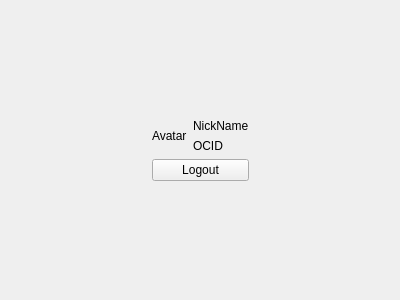
Before: the Qt Designer form client/pc/src/ui/account.ui in SkyUOI/OurChat, drawn with Qt 5.
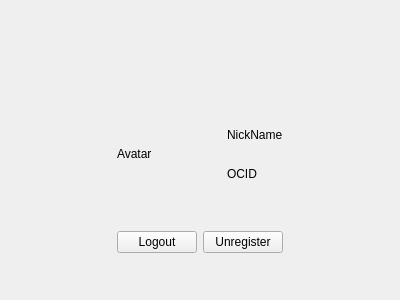
After: the same form once the commit is applied.

What changed in the file:
```diff
--- a/client/pc/src/ui/account.ui
+++ b/client/pc/src/ui/account.ui
@@ -13,22 +13,22 @@
   <property name="windowTitle">
    <string notr="true">Form</string>
   </property>
-  <layout class="QHBoxLayout" name="horizontalLayout_2">
+  <layout class="QHBoxLayout" name="horizontalLayout_3">
    <item>
-    <spacer name="horizontalSpacer">
+    <spacer name="horizontalSpacer_2">
      <property name="orientation">
       <enum>Qt::Horizontal</enum>
      </property>
      <property name="sizeHint" stdset="0">
       <size>
-       <width>134</width>
+       <width>102</width>
        <height>20</height>
       </size>
      </property>
     </spacer>
    </item>
    <item>
-    <layout class="QVBoxLayout" name="verticalLayout_2">
+    <layout class="QVBoxLayout" name="verticalLayout_2" stretch="3,2,1,1,1">
      <item>
       <spacer name="verticalSpacer_2">
        <property name="orientation">
@@ -51,6 +51,19 @@
          </property>
         </widget>
        </item>
+       <item>
+        <spacer name="horizontalSpacer">
+         <property name="orientation">
+          <enum>Qt::Horizontal</enum>
+         </property>
+         <property name="sizeHint" stdset="0">
+          <size>
+           <width>40</width>
+           <height>20</height>
+          </size>
+         </property>
+        </spacer>
+       </item>
        <item>
         <layout class="QVBoxLayout" name="verticalLayout">
          <item>
@@ -71,13 +84,6 @@
        </item>
       </layout>
      </item>
-     <item>
-      <widget class="QPushButton" name="logout_btn">
-       <property name="text">
-        <string notr="true">Logout</string>
-       </property>
-      </widget>
-     </item>
      <item>
       <spacer name="verticalSpacer">
        <property name="orientation">
@@ -91,16 +97,47 @@
        </property>
       </spacer>
      </item>
+     <item>
+      <layout class="QHBoxLayout" name="horizontalLayout_2">
+       <item>
+        <widget class="QPushButton" name="logout_btn">
+         <property name="text">
+          <string notr="true">Logout</string>
+         </property>
+        </widget>
+       </item>
+       <item>
+        <widget class="QPushButton" name="unregister_btn">
+         <property name="text">
+          <string>Unregister</string>
+         </property>
+        </widget>
+       </item>
+      </layout>
+     </item>
+     <item>
+      <spacer name="verticalSpacer_3">
+       <property name="orientation">
+        <enum>Qt::Vertical</enum>
+       </property>
+       <property name="sizeHint" stdset="0">
+        <size>
+         <width>20</width>
+         <height>40</height>
+        </size>
+       </property>
+      </spacer>
+     </item>
     </layout>
    </item>
    <item>
-    <spacer name="horizontalSpacer_2">
+    <spacer name="horizontalSpacer_3">
      <property name="orientation">
       <enum>Qt::Horizontal</enum>
      </property>
      <property name="sizeHint" stdset="0">
       <size>
-       <width>134</width>
+       <width>102</width>
        <height>20</height>
       </size>
      </property>
```
